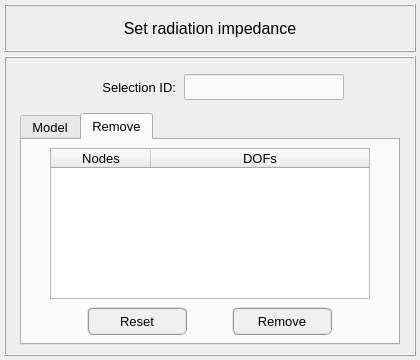
The window that pulse/interface/ui_files/model/setup/acoustic/radiation_impedance_input.ui (open-pulse/OpenPulse) describes before a commit, drawn with Qt 5.
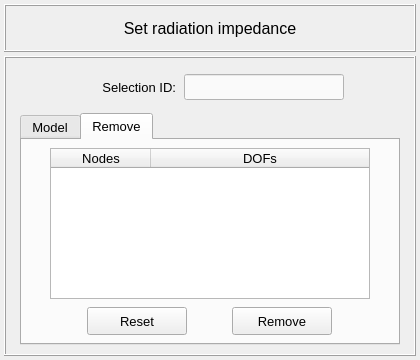
The same window after the commit. The open tabs and pages were chosen to show the change.

Commit message: Review of acoustic model inputs

What changed in the file:
```diff
--- a/pulse/interface/ui_files/model/setup/acoustic/radiation_impedance_input.ui
+++ b/pulse/interface/ui_files/model/setup/acoustic/radiation_impedance_input.ui
@@ -590,10 +590,7 @@
                 </font>
                </property>
                <property name="styleSheet">
-                <string notr="true">QPushButton{border-radius: 6px; border-color: rgb(150, 150, 150); border-style: ridge; border-width: 2px; color: rgb(0, 0, 0); background-color: rgb(240, 240, 240)}
-QPushButton:hover{border-radius: 6px; border-color: rgb(0, 170, 255); border-style: ridge; border-width: 2px; color: rgb(0, 0, 0); background-color: rgba(174, 213, 255, 100)}
-QPushButton:pressed{border-radius: 6px; border-color: rgb(0, 170, 255); border-style: ridge; border-width: 2px; color: rgb(0, 0, 0); background-color: rgb(174, 213, 255)}
-QPushButton:disabled{border-radius: 6px; border-color: rgb(150, 150, 150); border-style: ridge; border-width: 0px; color: rgb(150,150, 150); background-color: rgb(220, 220, 220)}</string>
+                <string notr="true"/>
                </property>
                <property name="text">
                 <string>Reset</string>
@@ -624,10 +621,7 @@
                 </font>
                </property>
                <property name="styleSheet">
-                <string notr="true">QPushButton{border-radius: 6px; border-color: rgb(150, 150, 150); border-style: ridge; border-width: 2px; color: rgb(0, 0, 0); background-color: rgb(240, 240, 240)}
-QPushButton:hover{border-radius: 6px; border-color: rgb(0, 170, 255); border-style: ridge; border-width: 2px; color: rgb(0, 0, 0); background-color: rgba(174, 213, 255, 100)}
-QPushButton:pressed{border-radius: 6px; border-color: rgb(0, 170, 255); border-style: ridge; border-width: 2px; color: rgb(0, 0, 0); background-color: rgb(174, 213, 255)}
-QPushButton:disabled{border-radius: 6px; border-color: rgb(150, 150, 150); border-style: ridge; border-width: 0px; color: rgb(150,150, 150); background-color: rgb(220, 220, 220)}</string>
+                <string notr="true"/>
                </property>
                <property name="text">
                 <string>Remove</string>
```
Left out of the diff: 5 changed lines with no effect on the pictures. The commit also changes 8 other files.
